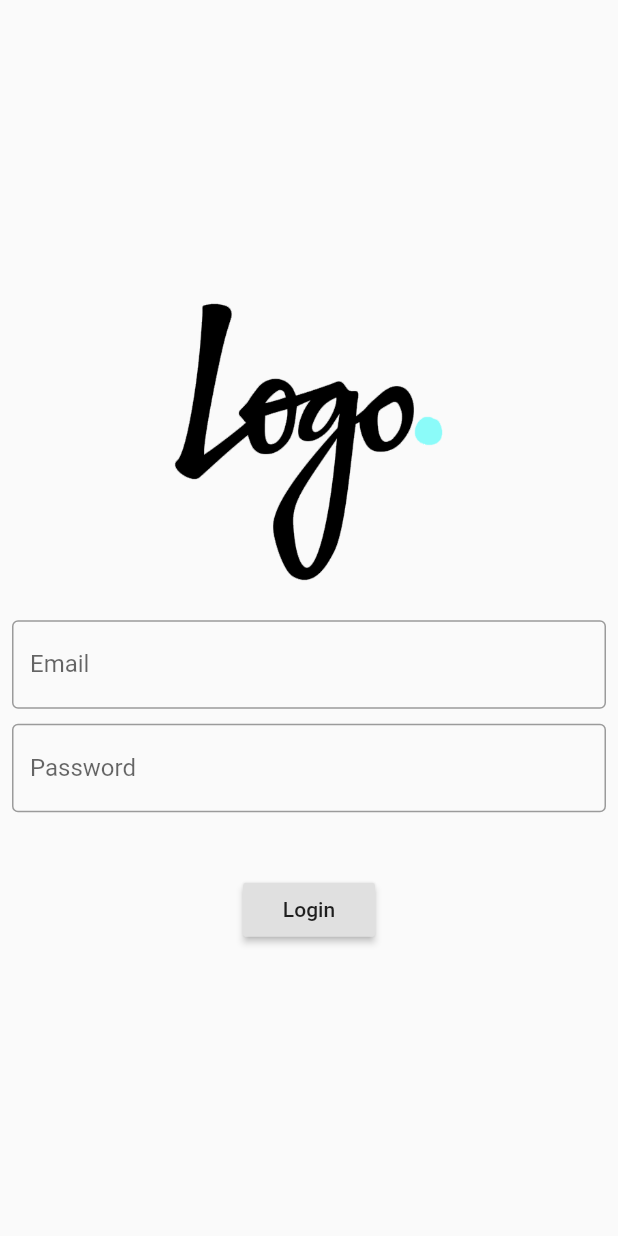
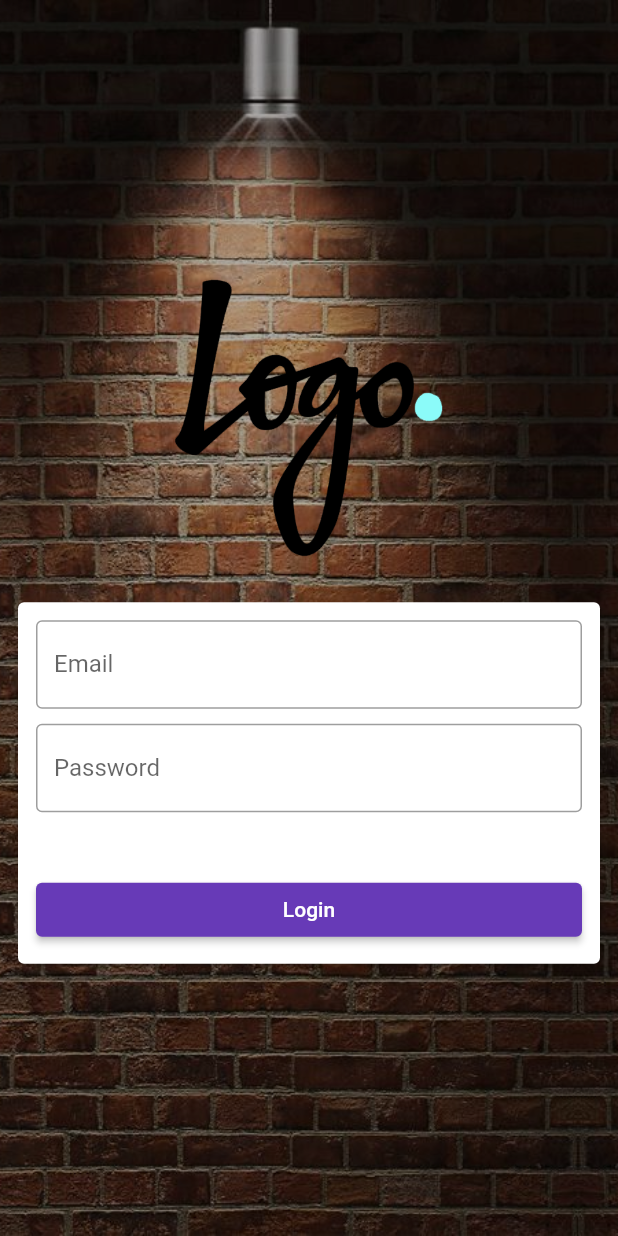
Before and after one commit to mateus-araujo/flutter-course, a Flutter app: the screen it shows after launch, on a phone screen of 412 x 824 dp. Run offline on Flutter 3.47's test engine with Material 2 defaults, Android fonts, the phone set to English and light mode, and no system bars.

Commit message:
feat(login-page): uses Stack to adds a background on page

```diff
--- a/lib/app_widget.dart
+++ b/lib/app_widget.dart
@@ -4,16 +4,6 @@ import 'package:flutter_course/home_page.dart';
 import 'package:flutter_course/login_page.dart';
 
 class AppWidget extends StatelessWidget {
-  final elevatedButtonStyle = ElevatedButton.styleFrom(
-    onPrimary: Colors.black87,
-    primary: Colors.grey[300],
-    minimumSize: Size(88, 36),
-    padding: EdgeInsets.symmetric(horizontal: 16),
-    shape: const RoundedRectangleBorder(
-      borderRadius: BorderRadius.all(Radius.circular(2)),
-    ),
-  );
-
   @override
   Widget build(BuildContext context) {
     return AnimatedBuilder(
@@ -25,9 +15,6 @@ class AppWidget extends StatelessWidget {
             brightness: AppController.instance.isDarkTheme == true
                 ? Brightness.dark
                 : Brightness.light,
-            elevatedButtonTheme: ElevatedButtonThemeData(
-              style: elevatedButtonStyle,
-            ),
           ),
           initialRoute: '/',
           routes: {
--- a/lib/login_page.dart
+++ b/lib/login_page.dart
@@ -13,7 +13,24 @@ class _LoginPageState extends State<LoginPage> {
   @override
   Widget build(BuildContext context) {
     return Scaffold(
-      body: SingleChildScrollView(
+      body: Stack(
+        children: [
+          SizedBox(
+            height: MediaQuery.of(context).size.height,
+            child: Image.asset(
+              'assets/images/background.jpg',
+              fit: BoxFit.cover,
+            ),
+          ),
+          Container(color: Colors.black.withOpacity(0.3)),
+          _buildBody(),
+        ],
+      ),
+    );
+  }
+
+  Widget _buildBody() {
+    return SingleChildScrollView(
       child: SizedBox(
         width: MediaQuery.of(context).size.width,
         height: MediaQuery.of(context).size.height,
@@ -27,6 +44,11 @@ class _LoginPageState extends State<LoginPage> {
                   height: 200,
                   child: Image.asset('assets/images/logo.png')),
               SizedBox(height: 20),
+              Card(
+                child: Padding(
+                  padding: const EdgeInsets.all(12.0),
+                  child: Column(
+                    children: [
                       TextField(
                         onChanged: (value) {
                           email = value;
@@ -55,11 +77,22 @@ class _LoginPageState extends State<LoginPage> {
                       ),
                       SizedBox(height: 15),
                       ElevatedButton(
-                  onPressed: () => _signIn(email: email, password: password),
-                  child: Text('Login'),
+                        onPressed: () {
+                          _signIn(email: email, password: password);
+                        },
+                        child: Container(
+                          width: double.infinity,
+                          child: Text(
+                            'Login',
+                            textAlign: TextAlign.center,
+                          ),
+                        ),
                       )
                     ],
                   ),
+                ),
+              ),
+            ],
           ),
         ),
       ),
--- a/pubspec.yaml
+++ b/pubspec.yaml
@@ -47,6 +47,7 @@ flutter:
   # To add assets to your application, add an assets section, like this:
   assets:
     - assets/images/logo.png
+    - assets/images/background.jpg
 
   # An image asset can refer to one or more resolution-specific "variants", see
   # https://flutter.dev/assets-and-images/#resolution-aware.
```
Also changed, not shown: assets/images/background.jpg (added). Lines whose indentation alone changed are shown as unchanged.
